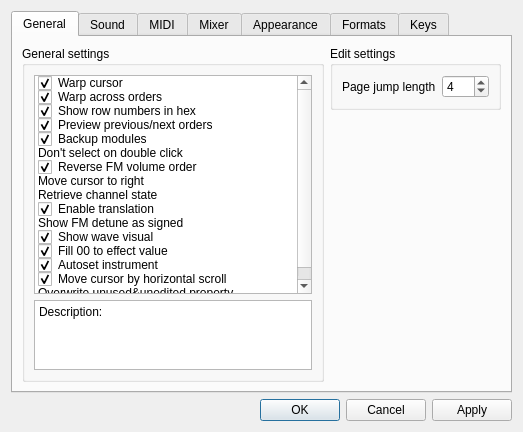
Old version of the form BambooTracker/gui/configuration_dialog.ui in the repository BambooTracker/BambooTracker.
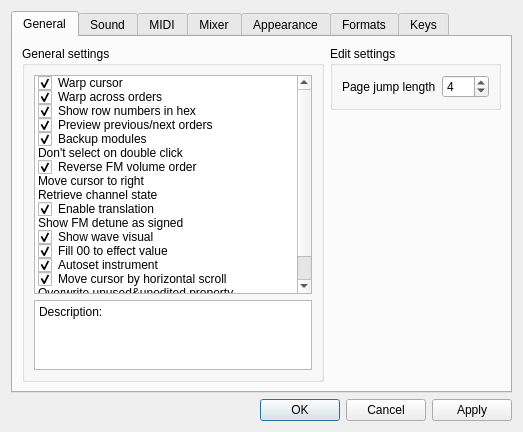
New version of the form. Custom widgets are drawn as their Qt base class.

Commit message: Add selection to store only used ADPCM waveforms to the memory

Patch:
```diff
--- a/BambooTracker/gui/configuration_dialog.ui
+++ b/BambooTracker/gui/configuration_dialog.ui
@@ -183,6 +183,14 @@
               <enum>Unchecked</enum>
              </property>
             </item>
+            <item>
+             <property name="text">
+              <string>Write only used samples</string>
+             </property>
+             <property name="checkState">
+              <enum>Unchecked</enum>
+             </property>
+            </item>
            </widget>
           </item>
           <item row="1" column="0">
```
The commit also changes 18 other files.
